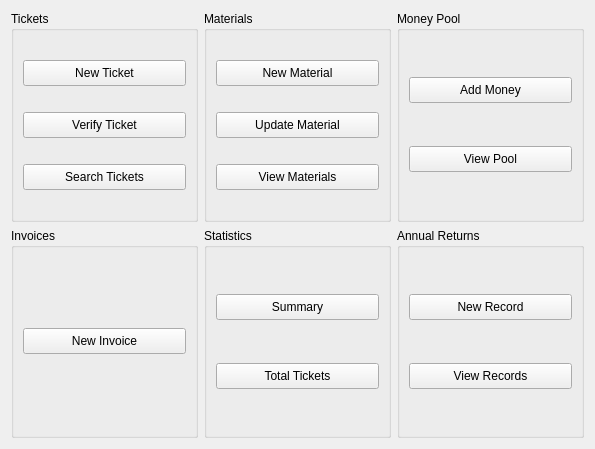
This is main_program/gui_interface_designs/home_widget_design.ui in yimenhfeifei/josm-invoice as Qt 5 draws it before an edit. The edited form follows.
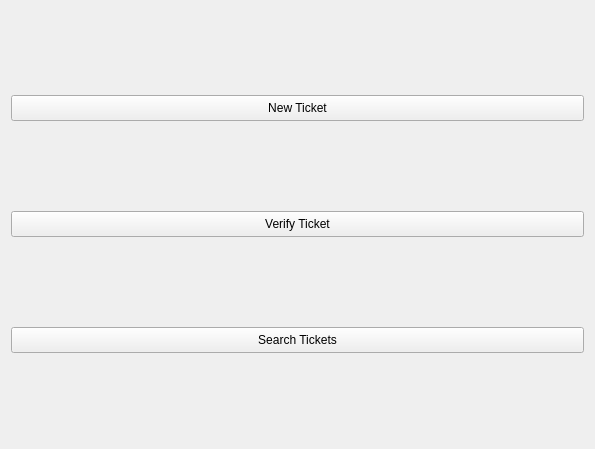
This is the edited form.

Patch:
```diff
--- a/main_program/gui_interface_designs/home_widget_design.ui
+++ b/main_program/gui_interface_designs/home_widget_design.ui
@@ -13,12 +13,6 @@
   <property name="windowTitle">
    <string>Form</string>
   </property>
-  <layout class="QGridLayout" name="gridLayout">
-   <item row="0" column="0">
-    <widget class="QGroupBox" name="groupBox">
-     <property name="title">
-      <string>Tickets</string>
-     </property>
      <layout class="QVBoxLayout" name="verticalLayout">
       <item>
        <widget class="QPushButton" name="newTicketButton">
@@ -57,184 +51,6 @@
         <property name="text">
          <string>Search Tickets</string>
         </property>
-       </widget>
-      </item>
-     </layout>
-    </widget>
-   </item>
-   <item row="0" column="1">
-    <widget class="QGroupBox" name="groupBox_2">
-     <property name="title">
-      <string>Materials</string>
-     </property>
-     <layout class="QVBoxLayout" name="verticalLayout_2">
-      <item>
-       <widget class="QPushButton" name="pushButton_4">
-        <property name="minimumSize">
-         <size>
-          <width>80</width>
-          <height>26</height>
-         </size>
-        </property>
-        <property name="text">
-         <string>New Material</string>
-        </property>
-       </widget>
-      </item>
-      <item>
-       <widget class="QPushButton" name="pushButton_9">
-        <property name="minimumSize">
-         <size>
-          <width>80</width>
-          <height>26</height>
-         </size>
-        </property>
-        <property name="text">
-         <string>Update Material</string>
-        </property>
-       </widget>
-      </item>
-      <item>
-       <widget class="QPushButton" name="pushButton_10">
-        <property name="minimumSize">
-         <size>
-          <width>80</width>
-          <height>26</height>
-         </size>
-        </property>
-        <property name="text">
-         <string>View Materials</string>
-        </property>
-       </widget>
-      </item>
-     </layout>
-    </widget>
-   </item>
-   <item row="0" column="2">
-    <widget class="QGroupBox" name="groupBox_3">
-     <property name="title">
-      <string>Money Pool</string>
-     </property>
-     <layout class="QVBoxLayout" name="verticalLayout_3">
-      <item>
-       <widget class="QPushButton" name="pushButton_5">
-        <property name="minimumSize">
-         <size>
-          <width>80</width>
-          <height>26</height>
-         </size>
-        </property>
-        <property name="text">
-         <string>Add Money</string>
-        </property>
-       </widget>
-      </item>
-      <item>
-       <widget class="QPushButton" name="pushButton_11">
-        <property name="minimumSize">
-         <size>
-          <width>80</width>
-          <height>26</height>
-         </size>
-        </property>
-        <property name="text">
-         <string>View Pool</string>
-        </property>
-       </widget>
-      </item>
-     </layout>
-    </widget>
-   </item>
-   <item row="1" column="0">
-    <widget class="QGroupBox" name="groupBox_4">
-     <property name="title">
-      <string>Invoices</string>
-     </property>
-     <layout class="QVBoxLayout" name="verticalLayout_6">
-      <item>
-       <widget class="QPushButton" name="pushButton_12">
-        <property name="minimumSize">
-         <size>
-          <width>80</width>
-          <height>26</height>
-         </size>
-        </property>
-        <property name="text">
-         <string>New Invoice</string>
-        </property>
-       </widget>
-      </item>
-     </layout>
-    </widget>
-   </item>
-   <item row="1" column="1">
-    <widget class="QGroupBox" name="groupBox_5">
-     <property name="title">
-      <string>Statistics</string>
-     </property>
-     <layout class="QVBoxLayout" name="verticalLayout_4">
-      <item>
-       <widget class="QPushButton" name="pushButton_7">
-        <property name="minimumSize">
-         <size>
-          <width>80</width>
-          <height>26</height>
-         </size>
-        </property>
-        <property name="text">
-         <string>Summary</string>
-        </property>
-       </widget>
-      </item>
-      <item>
-       <widget class="QPushButton" name="pushButton_13">
-        <property name="minimumSize">
-         <size>
-          <width>80</width>
-          <height>26</height>
-         </size>
-        </property>
-        <property name="text">
-         <string>Total Tickets</string>
-        </property>
-       </widget>
-      </item>
-     </layout>
-    </widget>
-   </item>
-   <item row="1" column="2">
-    <widget class="QGroupBox" name="groupBox_6">
-     <property name="title">
-      <string>Annual Returns</string>
-     </property>
-     <layout class="QVBoxLayout" name="verticalLayout_5">
-      <item>
-       <widget class="QPushButton" name="pushButton_8">
-        <property name="minimumSize">
-         <size>
-          <width>80</width>
-          <height>26</height>
-         </size>
-        </property>
-        <property name="text">
-         <string>New Record</string>
-        </property>
-       </widget>
-      </item>
-      <item>
-       <widget class="QPushButton" name="pushButton_14">
-        <property name="minimumSize">
-         <size>
-          <width>80</width>
-          <height>26</height>
-         </size>
-        </property>
-        <property name="text">
-         <string>View Records</string>
-        </property>
-       </widget>
-      </item>
-     </layout>
     </widget>
    </item>
   </layout>
```
Lines whose indentation alone changed are shown as unchanged.
